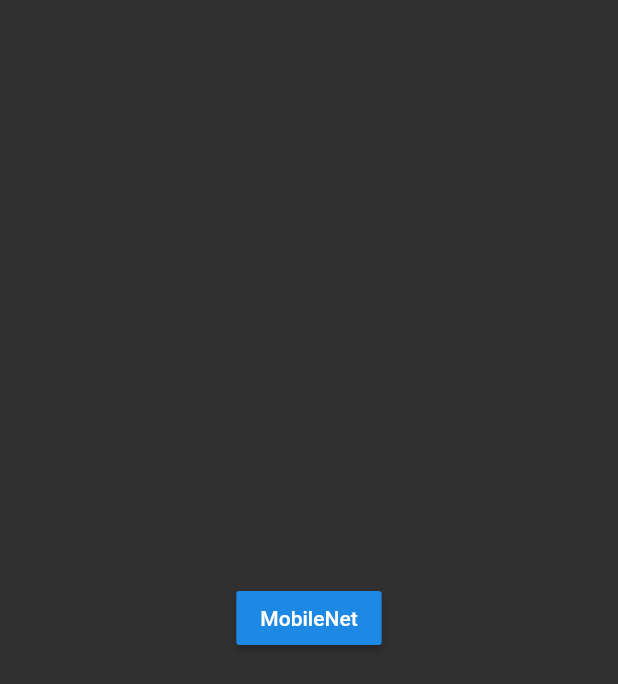
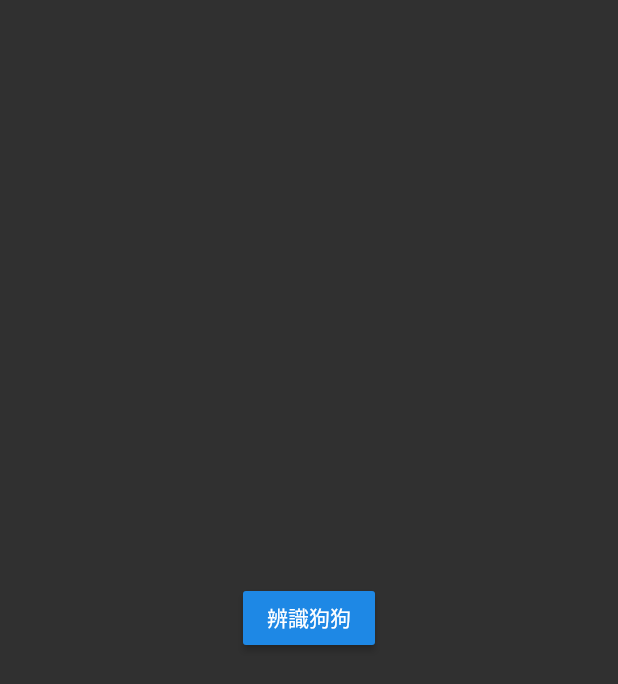
Before and after one commit to dongshan-duck-head/NDHU_AIDog, a Flutter app: the screen it shows after launch, on a phone screen of 412 x 824 dp. Shown: the top 684 px of the screen. Run offline on Flutter 3.47's test engine with Material 2 defaults, Android fonts, the phone set to English and light mode, and no system bars; our stand-ins replace camera; missing offline and left inert: tflite.

```diff
--- a/lib/camera.dart
+++ b/lib/camera.dart
@@ -3,6 +3,7 @@ import 'package:camera/camera.dart';
 import 'package:tflite/tflite.dart';
 import 'dart:math' as math;
 
+// need to fix some problem or update pkg
 typedef void Callback(List<dynamic> list, int h, int w);
 
 class Camera extends StatefulWidget {
--- a/lib/main.dart
+++ b/lib/main.dart
@@ -1,7 +1,7 @@
 import 'dart:async';
 import 'package:flutter/material.dart';
 import 'package:camera/camera.dart';
-import 'home.dart';
+import 'mainPage.dart';
 
 List<CameraDescription> cameras;
 
--- a/lib/home.dart
+++ b/lib/mainPage.dart
@@ -7,6 +7,7 @@ import 'camera.dart';
 import 'bndbox.dart';
 import 'models.dart';
 
+// main Page
 class HomePage extends StatefulWidget {
   final List<CameraDescription> cameras;
 
@@ -53,6 +54,7 @@ class _HomePageState extends State<HomePage> {
     });
   }
 
+  // ----- 主畫面 -----
   @override
   Widget build(BuildContext context) {
     Size screen = MediaQuery.of(context).size;
@@ -63,7 +65,7 @@ class _HomePageState extends State<HomePage> {
                 mainAxisAlignment: MainAxisAlignment.center,
                 children: <Widget>[
                   RaisedButton(
-                    child: const Text(mobilenet),
+                    child: const Text('辨識狗狗'),
                     onPressed: () => onSelect(mobilenet),
                   ),
                 ],
```
Also changed, not shown: lib/bndbox.dart (+7 -5 lines), 6 other files.
